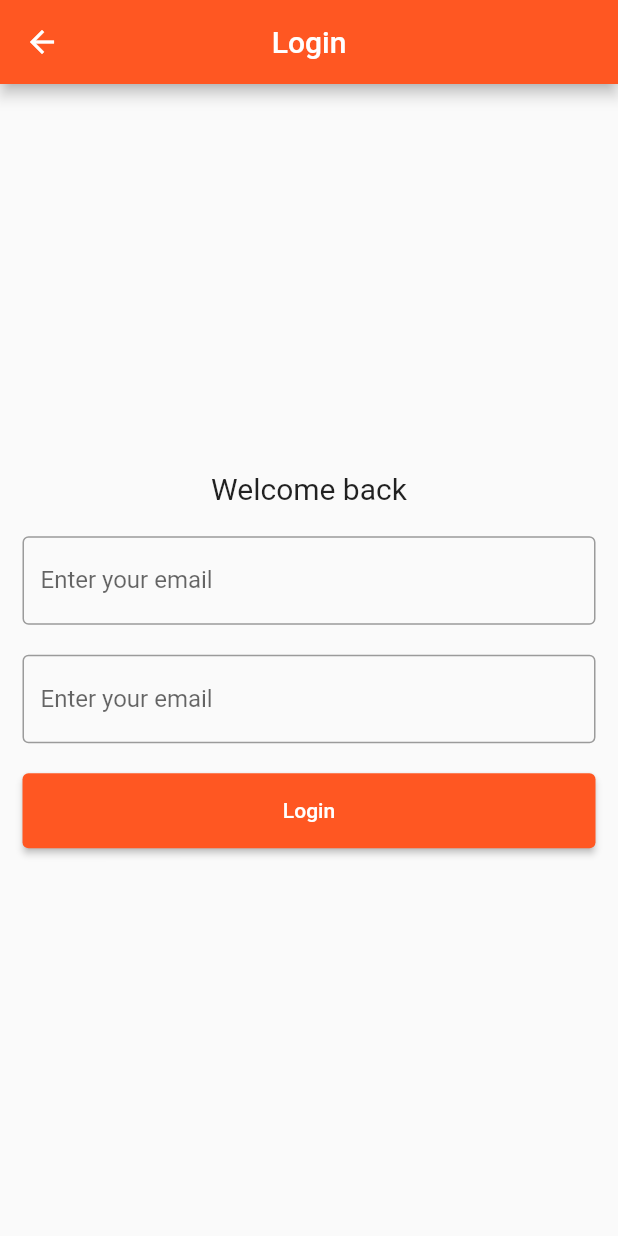
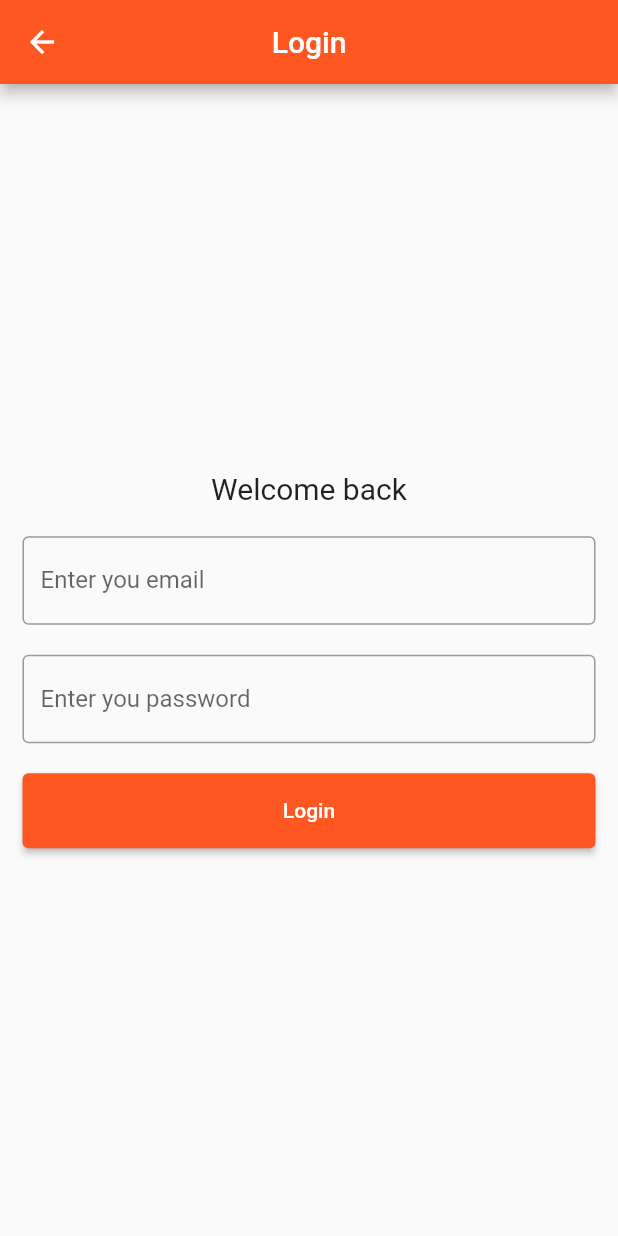
Before and after one commit to shessafridi/vidly-flutter, a Flutter app: the screen it shows after launch, after a tap on "Login", on a phone screen of 412 x 824 dp. Run offline on Flutter 3.47's test engine with Material 2 defaults, Android fonts, the phone set to English and light mode, and no system bars; our stand-ins replace flutter_riverpod, flutter_secure_storage, form_field_validator, shared_preferences; missing offline and left inert: jwt_decode; accounts and stored records are empty.

Commit message:
Fixed overflow error

```diff
--- a/lib/src/api/auth.dart
+++ b/lib/src/api/auth.dart
@@ -3,6 +3,7 @@ import 'dart:convert';
 import 'package:flutter_riverpod/flutter_riverpod.dart';
 import 'package:http/http.dart' as http;
 import 'package:vidly/src/config/config.dart';
+import 'package:vidly/src/models/errors/already_registered.dart';
 import 'package:vidly/src/models/errors/bad_request_error.dart';
 import 'package:vidly/src/models/errors/invalid_credentials_error.dart';
 import 'package:vidly/src/models/errors/unautorized_error.dart';
@@ -30,6 +31,9 @@ class AuthApi {
     var body = {'email': email, 'name': name, 'password': password};
     var response = await http.post(Uri.parse(apiUrl + _usersEndpoint),
         body: jsonEncode(body), headers: _headers);
+    if (response.statusCode == 400) {
+      throw BadRequestError(errorMessage: response.body);
+    }
     if (response.statusCode != 200) return Future.error(response);
     return User.fromJson(response.body);
   }
--- /dev/null
+++ b/lib/src/models/errors/already_registered.dart
@@ -0,0 +1 @@
+class AlreadyRegisteredError implements Exception {}
--- a/lib/src/models/errors/bad_request_error.dart
+++ b/lib/src/models/errors/bad_request_error.dart
@@ -1,4 +1,9 @@
 class BadRequestError implements Exception {
   String? errorMessage;
   BadRequestError({this.errorMessage});
+
+  @override
+  String toString() {
+    return errorMessage ?? super.toString();
+  }
 }
--- a/lib/src/models/user.dart
+++ b/lib/src/models/user.dart
@@ -23,8 +23,8 @@ class User {
         id: json["_id"],
         name: json["name"],
         email: json["email"],
-        isAdmin: json["isAdmin"],
-        iat: json["iat"],
+        isAdmin: json["isAdmin"] ?? false,
+        iat: json["iat"] ?? 0,
       );
 
   Map<String, dynamic> toMap() => {
--- a/lib/src/pages/login_page.dart
+++ b/lib/src/pages/login_page.dart
@@ -3,7 +3,9 @@ import 'package:flutter_riverpod/flutter_riverpod.dart';
 import 'package:vidly/src/services/auth_service.dart';
 import 'package:vidly/src/services/navigation_service.dart';
 import 'package:vidly/src/validators/validators.dart';
+import 'package:vidly/src/widgets/error_message.dart';
 import 'package:vidly/src/widgets/form_field.dart';
+import 'package:vidly/src/widgets/large_button.dart';
 
 class LoginPage extends StatefulWidget {
   const LoginPage({Key? key}) : super(key: key);
@@ -47,12 +49,12 @@ class _LoginPageState extends State<LoginPage> {
           title: const Text("Login"),
           centerTitle: true,
         ),
-        body: Padding(
+        body: Form(
+          key: _formKey,
+          child: Center(
+            child: SingleChildScrollView(
               padding: const EdgeInsets.all(15.0),
-          child: Form(
-            key: _formKey,
               child: Column(
-              mainAxisAlignment: MainAxisAlignment.center,
                 crossAxisAlignment: CrossAxisAlignment.stretch,
                 children: [
                   const Center(
@@ -66,6 +68,7 @@ class _LoginPageState extends State<LoginPage> {
                   ),
                   AppTextFormField(
                     controller: _email,
+                    label: "Enter you email",
                     keyboardType: TextInputType.emailAddress,
                     validator: emailValidator,
                   ),
@@ -74,28 +77,24 @@ class _LoginPageState extends State<LoginPage> {
                   ),
                   AppTextFormField(
                     controller: _password,
+                    obscureText: true,
+                    label: "Enter you password",
                     keyboardType: TextInputType.visiblePassword,
                     validator: passwordValidator,
                   ),
                   const SizedBox(
                     height: 10,
                   ),
-                if (auth.errorMessage != null)
-                  Text(
-                    auth.errorMessage ?? '',
-                    style: const TextStyle(color: Colors.red),
-                  ),
+                  ErrorText(errorMessage: auth.errorMessage),
                   const SizedBox(
                     height: 10,
                   ),
-                SizedBox(
-                    height: 50,
-                    child: ElevatedButton(
-                      onPressed:
-                          auth.isLoading ? null : () => _handleSubmit(context),
-                      child: Text(auth.isLoading ? "Please wait..." : "Login"),
-                    ))
+                  LargeButton(
+                      title: 'Login',
+                      disabled: auth.isLoading,
+                      onPressed: _handleSubmit)
                 ],
+              ),
             ),
           ),
         ),
--- /dev/null
+++ b/lib/src/widgets/error_message.dart
@@ -0,0 +1,16 @@
+import 'package:flutter/material.dart';
+
+class ErrorText extends StatelessWidget {
+  final String? errorMessage;
+  const ErrorText({this.errorMessage, Key? key}) : super(key: key);
+
+  @override
+  Widget build(BuildContext context) {
+    return errorMessage != null
+        ? Text(
+            errorMessage ?? '',
+            style: const TextStyle(color: Colors.red),
+          )
+        : const SizedBox.shrink();
+  }
+}
--- a/lib/src/widgets/form_field.dart
+++ b/lib/src/widgets/form_field.dart
@@ -4,9 +4,16 @@ import 'package:flutter/material.dart';
 class AppTextFormField extends StatelessWidget {
   final TextEditingController? controller;
   final String? Function(String?)? validator;
+  final String? label;
+  final bool? obscureText;
   final TextInputType? keyboardType;
   const AppTextFormField(
-      {this.controller, this.validator, this.keyboardType, Key? key})
+      {this.controller,
+      this.validator,
+      this.keyboardType,
+      this.label,
+      this.obscureText,
+      Key? key})
       : super(key: key);
 
   @override
@@ -15,8 +22,11 @@ class AppTextFormField extends StatelessWidget {
       keyboardType: keyboardType,
       controller: controller,
       validator: validator,
-      decoration: const InputDecoration(
-          border: OutlineInputBorder(), labelText: "Enter your email"),
+      obscureText: obscureText ?? false,
+      decoration: InputDecoration(
+        border: const OutlineInputBorder(),
+        labelText: label,
+      ),
     );
   }
 }
--- /dev/null
+++ b/lib/src/widgets/large_button.dart
@@ -0,0 +1,27 @@
+import 'package:flutter/material.dart';
+
+class LargeButton extends StatelessWidget {
+  final int? height;
+  final String title;
+  final Function(BuildContext context) onPressed;
+  final bool disabled;
+  final String waitingText;
+  const LargeButton(
+      {Key? key,
+      required this.title,
+      required this.onPressed,
+      this.disabled = false,
+      this.waitingText = 'Please wait...',
+      this.height})
+      : super(key: key);
+
+  @override
+  Widget build(BuildContext context) {
+    return SizedBox(
+        height: 50,
+        child: ElevatedButton(
+          onPressed: disabled ? null : () => onPressed(context),
+          child: Text(disabled ? waitingText : title),
+        ));
+  }
+}
```
Also changed, not shown: lib/src/pages/register_page.dart (+116 -2 lines), lib/src/services/auth_service.dart (+18 -0 lines). Lines whose indentation alone changed are shown as unchanged.
